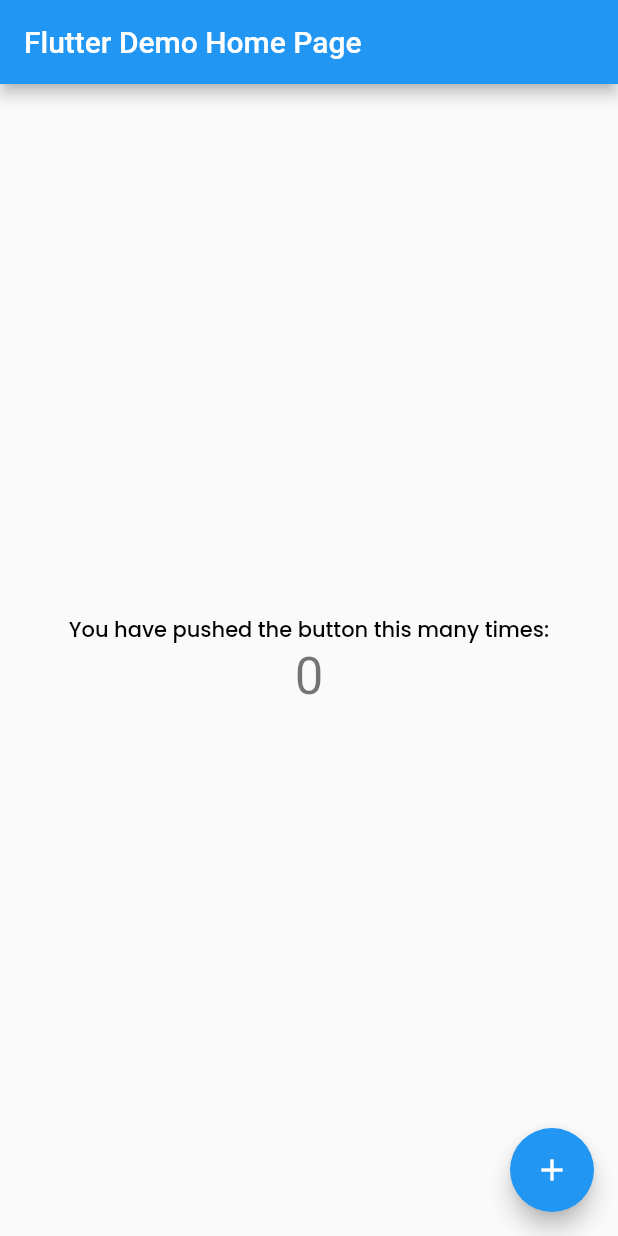
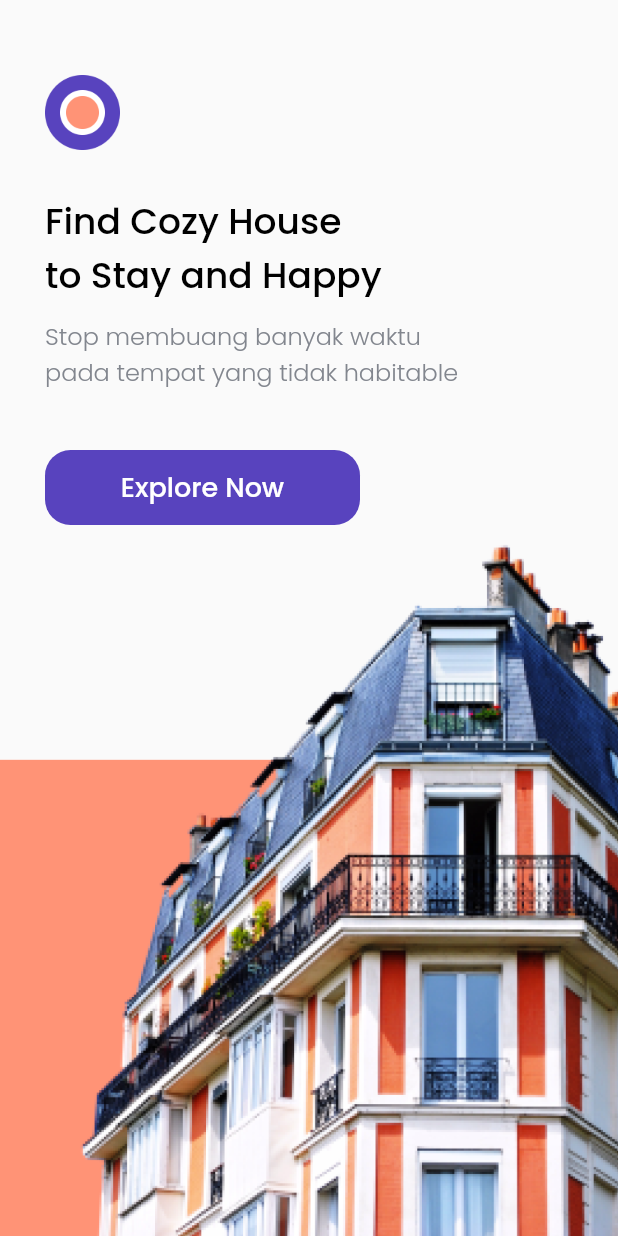
Before and after one commit to asbiqalalawi/cozy_findhouse, a Flutter app: the screen it shows after launch, on a phone screen of 412 x 824 dp. Run offline on Flutter 3.47's test engine with Material 2 defaults, Android fonts, the phone set to English and light mode, and no system bars; our stand-ins replace google_fonts.

Commit message:
Splash Page

```diff
--- a/lib/main.dart
+++ b/lib/main.dart
@@ -1,4 +1,4 @@
-import 'package:cozy_findhouse/theme.dart';
+import 'package:cozy_findhouse/pages/splash_page.dart';
 import 'package:flutter/material.dart';
 
 void main() {
@@ -11,107 +11,8 @@ class MyApp extends StatelessWidget {
   // This widget is the root of your application.
   @override
   Widget build(BuildContext context) {
-    return MaterialApp(
-      title: 'Flutter Demo',
-      theme: ThemeData(
-        // This is the theme of your application.
-        //
-        // Try running your application with "flutter run". You'll see the
-        // application has a blue toolbar. Then, without quitting the app, try
-        // changing the primarySwatch below to Colors.green and then invoke
-        // "hot reload" (press "r" in the console where you ran "flutter run",
-        // or simply save your changes to "hot reload" in a Flutter IDE).
-        // Notice that the counter didn't reset back to zero; the application
-        // is not restarted.
-        primarySwatch: Colors.blue,
-      ),
-      home: const MyHomePage(title: 'Flutter Demo Home Page'),
+    return const MaterialApp(
+      home: SplashPage(),
     );
   }
 }
-
-class MyHomePage extends StatefulWidget {
-  const MyHomePage({Key? key, required this.title}) : super(key: key);
-
-  // This widget is the home page of your application. It is stateful, meaning
-  // that it has a State object (defined below) that contains fields that affect
-  // how it looks.
-
-  // This class is the configuration for the state. It holds the values (in this
-  // case the title) provided by the parent (in this case the App widget) and
-  // used by the build method of the State. Fields in a Widget subclass are
-  // always marked "final".
-
-  final String title;
-
-  @override
-  State<MyHomePage> createState() => _MyHomePageState();
-}
-
-class _MyHomePageState extends State<MyHomePage> {
-  int _counter = 0;
-
-  void _incrementCounter() {
-    setState(() {
-      // This call to setState tells the Flutter framework that something has
-      // changed in this State, which causes it to rerun the build method below
-      // so that the display can reflect the updated values. If we changed
-      // _counter without calling setState(), then the build method would not be
-      // called again, and so nothing would appear to happen.
-      _counter++;
-    });
-  }
-
-  @override
-  Widget build(BuildContext context) {
-    // This method is rerun every time setState is called, for instance as done
-    // by the _incrementCounter method above.
-    //
-    // The Flutter framework has been optimized to make rerunning build methods
-    // fast, so that you can just rebuild anything that needs updating rather
-    // than having to individually change instances of widgets.
-    return Scaffold(
-      appBar: AppBar(
-        // Here we take the value from the MyHomePage object that was created by
-        // the App.build method, and use it to set our appbar title.
-        title: Text(widget.title),
-      ),
-      body: Center(
-        // Center is a layout widget. It takes a single child and positions it
-        // in the middle of the parent.
-        child: Column(
-          // Column is also a layout widget. It takes a list of children and
-          // arranges them vertically. By default, it sizes itself to fit its
-          // children horizontally, and tries to be as tall as its parent.
-          //
-          // Invoke "debug painting" (press "p" in the console, choose the
-          // "Toggle Debug Paint" action from the Flutter Inspector in Android
-          // Studio, or the "Toggle Debug Paint" command in Visual Studio Code)
-          // to see the wireframe for each widget.
-          //
-          // Column has various properties to control how it sizes itself and
-          // how it positions its children. Here we use mainAxisAlignment to
-          // center the children vertically; the main axis here is the vertical
-          // axis because Columns are vertical (the cross axis would be
-          // horizontal).
-          mainAxisAlignment: MainAxisAlignment.center,
-          children: <Widget>[
-            Text(
-              'You have pushed the button this many times:',
-              style: blackTextStyle,
-            ),
-            Text(
-              '$_counter',
-              style: Theme.of(context).textTheme.headline4,
-            ),
-          ],
-        ),
-      ),
-      floatingActionButton: FloatingActionButton(
-        onPressed: _incrementCounter,
-        tooltip: 'Increment',
-        child: const Icon(Icons.add),
-      ), // This trailing comma makes auto-formatting nicer for build methods.
-    );
-  }
-}
--- /dev/null
+++ b/lib/pages/splash_page.dart
@@ -0,0 +1,74 @@
+import 'package:cozy_findhouse/theme.dart';
+import 'package:flutter/material.dart';
+
+import 'home_page.dart';
+
+class SplashPage extends StatelessWidget {
+  const SplashPage({Key? key}) : super(key: key);
+
+  @override
+  Widget build(BuildContext context) {
+    return Scaffold(
+      body: SafeArea(
+        child: Stack(
+          children: [
+            Align(
+              alignment: Alignment.bottomCenter,
+              child: Image.asset(
+                'assets/splash_image.png',
+              ),
+            ),
+            Padding(
+              padding: const EdgeInsets.fromLTRB(30, 50, 30, 0),
+              child: Column(
+                crossAxisAlignment: CrossAxisAlignment.start,
+                children: [
+                  Image.asset(
+                    'assets/logo.png',
+                    width: 50,
+                  ),
+                  const SizedBox(
+                    height: 30,
+                  ),
+                  Text(
+                    'Find Cozy House\nto Stay and Happy',
+                    style: blackTextStyle.copyWith(fontSize: 24),
+                  ),
+                  const SizedBox(
+                    height: 10,
+                  ),
+                  Text(
+                    'Stop membuang banyak waktu\npada tempat yang tidak habitable',
+                    style: greykTextStyle.copyWith(fontSize: 16),
+                  ),
+                  const SizedBox(
+                    height: 40,
+                  ),
+                  InkWell(
+                    onTap: () => Navigator.push(
+                        context,
+                        MaterialPageRoute(
+                          builder: (context) => const HomePage(),
+                        )),
+                    child: Container(
+                      height: 50,
+                      width: 210,
+                      decoration: BoxDecoration(
+                          borderRadius: BorderRadius.circular(17),
+                          color: purpleColor),
+                      child: Center(
+                          child: Text(
+                        'Explore Now',
+                        style: whiteTextStyle.copyWith(fontSize: 18),
+                      )),
+                    ),
+                  )
+                ],
+              ),
+            ),
+          ],
+        ),
+      ),
+    );
+  }
+}
--- a/pubspec.yaml
+++ b/pubspec.yaml
@@ -51,8 +51,8 @@ flutter:
   # the material Icons class.
   uses-material-design: true
   # To add assets to your application, add an assets section, like this:
-  # assets:
-  #   - images/a_dot_burr.jpeg
+  assets:
+    - assets/
   #   - images/a_dot_ham.jpeg
   # An image asset can refer to one or more resolution-specific "variants", see
   # https://flutter.dev/assets-and-images/#resolution-aware.
```
Also changed, not shown: lib/models/city.dart (added, +12 -0 lines), lib/pages/home_page.dart (added, +113 -0 lines), lib/theme.dart (+7 -0 lines), lib/widgets/city_card.dart (added, +64 -0 lines), lib/widgets/space_card.dart (added, +68 -0 lines).
